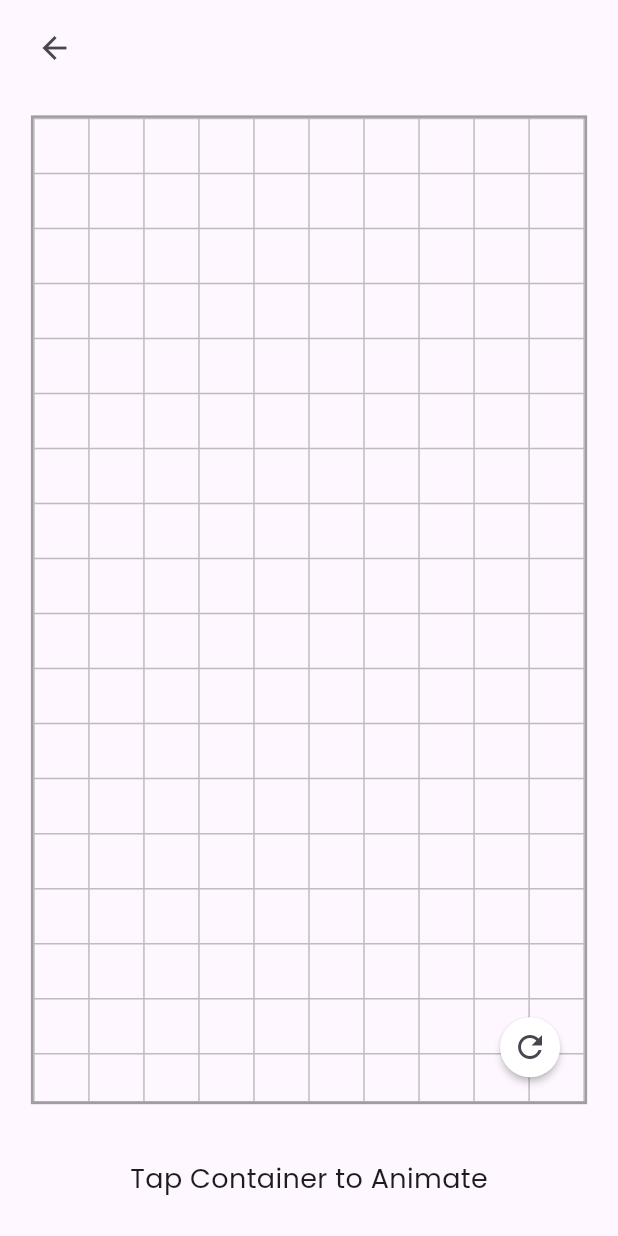
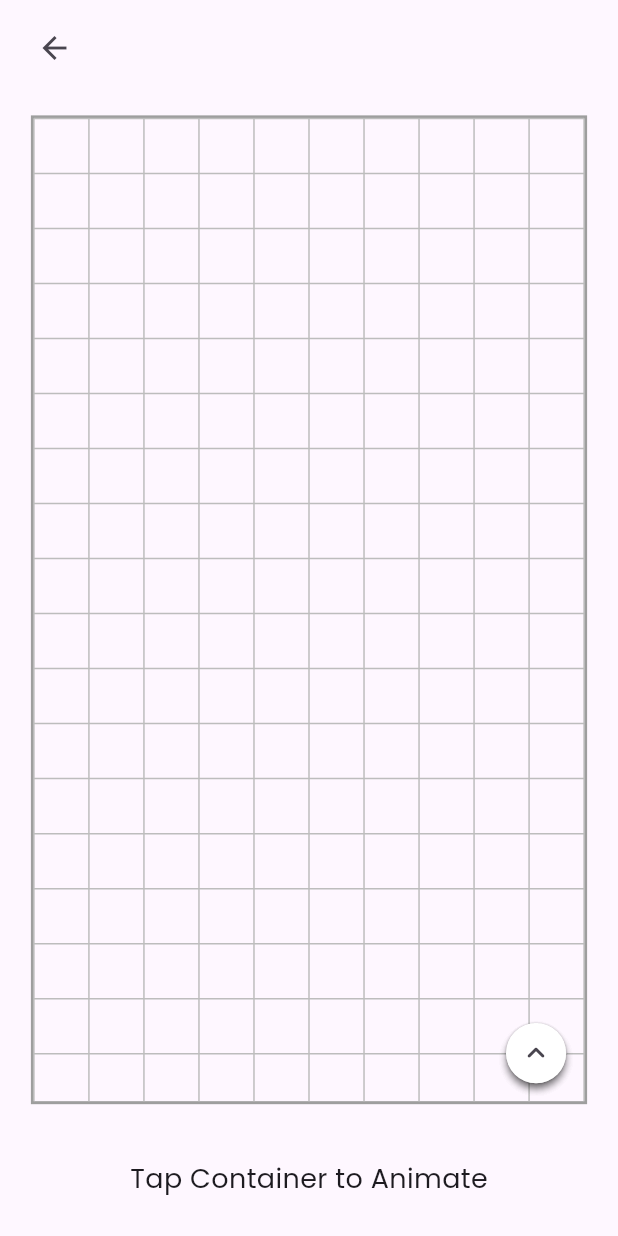
Before and after one commit to bhawesh2002/animotion_gallery, a Flutter app: the AniContainerPage screen opened directly, on a phone screen of 412 x 824 dp. Run offline on Flutter 3.47's test engine with Material 3 defaults, Android fonts, the phone set to English and light mode, and no system bars; our stand-ins replace google_fonts.

Commit message:
Add graph visibility toggle and expand/collapse functionality

```diff
--- a/lib/widgets/palyground.dart
+++ b/lib/widgets/palyground.dart
@@ -9,9 +9,31 @@ class Playground extends StatefulWidget {
 
 class _PlaygroundState extends State<Playground> {
   Offset _offset = Offset.zero;
+  bool graphVisible = true;
+  bool moreExpanded = false;
+  double resetBottomPos = 10;
+  double visibleBottomPos = 10;
+  double scale = 1;
+  double rotation = 0;
   void _resetOffset() {
     setState(() {
       _offset = Offset.zero;
+    });
+  }
+
+  void toggleGraphVisibility() {
+    setState(() {
+      graphVisible = graphVisible ? false : true;
+    });
+  }
+
+  void toggleExpanded() {
+    setState(() {
+      moreExpanded = moreExpanded ? false : true;
+      resetBottomPos = moreExpanded ? 60 : 10;
+      visibleBottomPos = moreExpanded ? 110 : 10;
+      scale = moreExpanded ? 1 : 0;
+      rotation = moreExpanded ? 0.5 : 0;
     });
   }
 
@@ -33,18 +55,48 @@ class _PlaygroundState extends State<Playground> {
                 decoration: BoxDecoration(
                   border: Border.all(width: 2, color: Colors.grey),
                 ),
-                child: CustomPaint(
+                child: graphVisible
+                    ? CustomPaint(
                         painter: GraphPainter(offset: _offset),
                         size: Size.infinite,
-                ),
+                      )
+                    : null,
               );
             },
           ),
         ),
-        Align(
+        AnimatedPositioned(
+          right: 10,
+          bottom: visibleBottomPos,
+          duration: const Duration(milliseconds: 300),
+          curve: Curves.easeInOut,
+          child: AnimatedScale(
+            scale: scale,
+            duration: const Duration(milliseconds: 300),
+            child: Align(
               alignment: Alignment.bottomRight,
-          child: Container(
-            margin: const EdgeInsets.all(14.0),
+              child: IconButton(
+                style: IconButton.styleFrom(
+                  backgroundColor: Colors.white,
+                  elevation: 2,
+                  shadowColor: Colors.black,
+                ),
+                onPressed: toggleGraphVisibility,
+                icon: const Icon(Icons.visibility_outlined),
+              ),
+            ),
+          ),
+        ),
+        AnimatedPositioned(
+          right: 10,
+          bottom: resetBottomPos,
+          curve: Curves.easeInOut,
+          duration: const Duration(milliseconds: 200),
+          child: AnimatedScale(
+            scale: scale,
+            duration: const Duration(milliseconds: 300),
+            child: Align(
+              alignment: Alignment.bottomRight,
               child: IconButton(
                 style: IconButton.styleFrom(
                   backgroundColor: Colors.white,
@@ -52,7 +104,29 @@ class _PlaygroundState extends State<Playground> {
                   shadowColor: Colors.black,
                 ),
                 onPressed: _resetOffset,
-              icon: const Icon(Icons.refresh),
+                icon: const Icon(Icons.refresh_rounded),
+              ),
+            ),
+          ),
+        ),
+        Positioned.fill(
+          right: 10,
+          bottom: 10,
+          child: Align(
+            alignment: Alignment.bottomRight,
+            child: AnimatedRotation(
+              turns: rotation,
+              duration: const Duration(milliseconds: 300),
+              curve: Curves.easeInOut,
+              child: IconButton(
+                style: IconButton.styleFrom(
+                  backgroundColor: Colors.white,
+                  elevation: 2,
+                  shadowColor: Colors.black,
+                ),
+                onPressed: toggleExpanded,
+                icon: const Icon(Icons.keyboard_arrow_up_rounded),
+              ),
             ),
           ),
         ),
```
Lines whose indentation alone changed are shown as unchanged.
